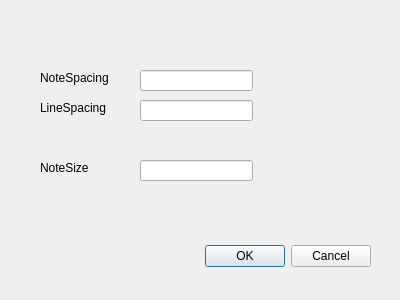
Before: the Qt Designer form qspreset.ui in scoreur/QS, drawn with Qt 5.
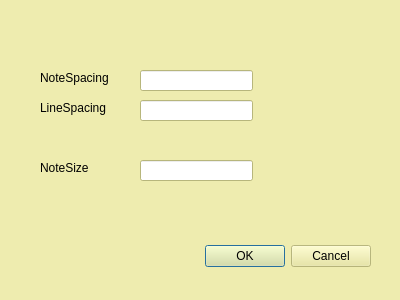
After: the same form once the commit is applied.

What changed in the file:
```diff
--- a/qspreset.ui
+++ b/qspreset.ui
@@ -10,6 +10,421 @@
     <height>300</height>
    </rect>
   </property>
+  <property name="palette">
+   <palette>
+    <active>
+     <colorrole role="WindowText">
+      <brush brushstyle="SolidPattern">
+       <color alpha="255">
+        <red>0</red>
+        <green>0</green>
+        <blue>0</blue>
+       </color>
+      </brush>
+     </colorrole>
+     <colorrole role="Button">
+      <brush brushstyle="SolidPattern">
+       <color alpha="194">
+        <red>232</red>
+        <green>230</green>
+        <blue>150</blue>
+       </color>
+      </brush>
+     </colorrole>
+     <colorrole role="Light">
+      <brush brushstyle="SolidPattern">
+       <color alpha="194">
+        <red>255</red>
+        <green>255</green>
+        <blue>255</blue>
+       </color>
+      </brush>
+     </colorrole>
+     <colorrole role="Midlight">
+      <brush brushstyle="SolidPattern">
+       <color alpha="194">
+        <red>243</red>
+        <green>242</green>
+        <blue>202</blue>
+       </color>
+      </brush>
+     </colorrole>
+     <colorrole role="Dark">
+      <brush brushstyle="SolidPattern">
+       <color alpha="194">
+        <red>116</red>
+        <green>115</green>
+        <blue>75</blue>
+       </color>
+      </brush>
+     </colorrole>
+     <colorrole role="Mid">
+      <brush brushstyle="SolidPattern">
+       <color alpha="194">
+        <red>155</red>
+        <green>153</green>
+        <blue>100</blue>
+       </color>
+      </brush>
+     </colorrole>
+     <colorrole role="Text">
+      <brush brushstyle="SolidPattern">
+       <color alpha="255">
+        <red>0</red>
+        <green>0</green>
+        <blue>0</blue>
+       </color>
+      </brush>
+     </colorrole>
+     <colorrole role="BrightText">
+      <brush brushstyle="SolidPattern">
+       <color alpha="255">
+        <red>255</red>
+        <green>255</green>
+        <blue>255</blue>
+       </color>
+      </brush>
+     </colorrole>
+     <colorrole role="ButtonText">
+      <brush brushstyle="SolidPattern">
+       <color alpha="255">
+        <red>0</red>
+        <green>0</green>
+        <blue>0</blue>
+       </color>
+      </brush>
+     </colorrole>
+     <colorrole role="Base">
+      <brush brushstyle="SolidPattern">
+       <color alpha="255">
+        <red>255</red>
+        <green>255</green>
+        <blue>255</blue>
+       </color>
+      </brush>
+     </colorrole>
+     <colorrole role="Window">
+      <brush brushstyle="SolidPattern">
+       <color alpha="194">
+        <red>232</red>
+        <green>230</green>
+        <blue>150</blue>
+       </color>
+      </brush>
+     </colorrole>
+     <colorrole role="Shadow">
+      <brush brushstyle="SolidPattern">
+       <color alpha="255">
+        <red>0</red>
+        <green>0</green>
+        <blue>0</blue>
+       </color>
+      </brush>
+     </colorrole>
+     <colorrole role="AlternateBase">
+      <brush brushstyle="SolidPattern">
+       <color alpha="224">
+        <red>243</red>
+        <green>242</green>
+        <blue>202</blue>
+       </color>
+      </brush>
+     </colorrole>
+     <colorrole role="ToolTipBase">
+      <brush brushstyle="SolidPattern">
+       <color alpha="255">
+        <red>255</red>
+        <green>255</green>
+        <blue>220</blue>
+       </color>
+      </brush>
+     </colorrole>
+     <colorrole role="ToolTipText">
+      <brush brushstyle="SolidPattern">
+       <color alpha="255">
+        <red>0</red>
+        <green>0</green>
+        <blue>0</blue>
+       </color>
+      </brush>
+     </colorrole>
+    </active>
+    <inactive>
+     <colorrole role="WindowText">
+      <brush brushstyle="SolidPattern">
+       <color alpha="255">
+        <red>0</red>
+        <green>0</green>
+        <blue>0</blue>
+       </color>
+      </brush>
+     </colorrole>
+     <colorrole role="Button">
+      <brush brushstyle="SolidPattern">
+       <color alpha="194">
+        <red>232</red>
+        <green>230</green>
+        <blue>150</blue>
+       </color>
+      </brush>
+     </colorrole>
+     <colorrole role="Light">
+      <brush brushstyle="SolidPattern">
+       <color alpha="194">
+        <red>255</red>
+        <green>255</green>
+        <blue>255</blue>
+       </color>
+      </brush>
+     </colorrole>
+     <colorrole role="Midlight">
+      <brush brushstyle="SolidPattern">
+       <color alpha="194">
+        <red>243</red>
+        <green>242</green>
+        <blue>202</blue>
+       </color>
+      </brush>
+     </colorrole>
+     <colorrole role="Dark">
+      <brush brushstyle="SolidPattern">
+       <color alpha="194">
+        <red>116</red>
+        <green>115</green>
+        <blue>75</blue>
+       </color>
+      </brush>
+     </colorrole>
+     <colorrole role="Mid">
+      <brush brushstyle="SolidPattern">
+       <color alpha="194">
+        <red>155</red>
+        <green>153</green>
+        <blue>100</blue>
+       </color>
+      </brush>
+     </colorrole>
+     <colorrole role="Text">
+      <brush brushstyle="SolidPattern">
+       <color alpha="255">
+        <red>0</red>
+        <green>0</green>
+        <blue>0</blue>
+       </color>
+      </brush>
+     </colorrole>
+     <colorrole role="BrightText">
+      <brush brushstyle="SolidPattern">
+       <color alpha="255">
+        <red>255</red>
+        <green>255</green>
+        <blue>255</blue>
+       </color>
+      </brush>
+     </colorrole>
+     <colorrole role="ButtonText">
+      <brush brushstyle="SolidPattern">
+       <color alpha="255">
+        <red>0</red>
+        <green>0</green>
+        <blue>0</blue>
+       </color>
+      </brush>
+     </colorrole>
+     <colorrole role="Base">
+      <brush brushstyle="SolidPattern">
+       <color alpha="255">
+        <red>255</red>
+        <green>255</green>
+        <blue>255</blue>
+       </color>
+      </brush>
+     </colorrole>
+     <colorrole role="Window">
+      <brush brushstyle="SolidPattern">
+       <color alpha="194">
+        <red>232</red>
+        <green>230</green>
+        <blue>150</blue>
+       </color>
+      </brush>
+     </colorrole>
+     <colorrole role="Shadow">
+      <brush brushstyle="SolidPattern">
+       <color alpha="255">
+        <red>0</red>
+        <green>0</green>
+        <blue>0</blue>
+       </color>
+      </brush>
+     </colorrole>
+     <colorrole role="AlternateBase">
+      <brush brushstyle="SolidPattern">
+       <color alpha="224">
+        <red>243</red>
+        <green>242</green>
+        <blue>202</blue>
+       </color>
+      </brush>
+     </colorrole>
+     <colorrole role="ToolTipBase">
+      <brush brushstyle="SolidPattern">
+       <color alpha="255">
+        <red>255</red>
+        <green>255</green>
+        <blue>220</blue>
+       </color>
+      </brush>
+     </colorrole>
+     <colorrole role="ToolTipText">
+      <brush brushstyle="SolidPattern">
+       <color alpha="255">
+        <red>0</red>
+        <green>0</green>
+        <blue>0</blue>
+       </color>
+      </brush>
+     </colorrole>
+    </inactive>
+    <disabled>
+     <colorrole role="WindowText">
+      <brush brushstyle="SolidPattern">
+       <color alpha="194">
+        <red>116</red>
+        <green>115</green>
+        <blue>75</blue>
+       </color>
+      </brush>
+     </colorrole>
+     <colorrole role="Button">
+      <brush brushstyle="SolidPattern">
+       <color alpha="194">
+        <red>232</red>
+        <green>230</green>
+        <blue>150</blue>
+       </color>
+      </brush>
+     </colorrole>
+     <colorrole role="Light">
+      <brush brushstyle="SolidPattern">
+       <color alpha="194">
+        <red>255</red>
+        <green>255</green>
+        <blue>255</blue>
+       </color>
+      </brush>
+     </colorrole>
+     <colorrole role="Midlight">
+      <brush brushstyle="SolidPattern">
+       <color alpha="194">
+        <red>243</red>
+        <green>242</green>
+        <blue>202</blue>
+       </color>
+      </brush>
+     </colorrole>
+     <colorrole role="Dark">
+      <brush brushstyle="SolidPattern">
+       <color alpha="194">
+        <red>116</red>
+        <green>115</green>
+        <blue>75</blue>
+       </color>
+      </brush>
+     </colorrole>
+     <colorrole role="Mid">
+      <brush brushstyle="SolidPattern">
+       <color alpha="194">
+        <red>155</red>
+        <green>153</green>
+        <blue>100</blue>
+       </color>
+      </brush>
+     </colorrole>
+     <colorrole role="Text">
+      <brush brushstyle="SolidPattern">
+       <color alpha="194">
+        <red>116</red>
+        <green>115</green>
+        <blue>75</blue>
+       </color>
+      </brush>
+     </colorrole>
+     <colorrole role="BrightText">
+      <brush brushstyle="SolidPattern">
+       <color alpha="255">
+        <red>255</red>
+        <green>255</green>
+        <blue>255</blue>
+       </color>
+      </brush>
+     </colorrole>
+     <colorrole role="ButtonText">
+      <brush brushstyle="SolidPattern">
+       <color alpha="194">
+        <red>116</red>
+        <green>115</green>
+        <blue>75</blue>
+       </color>
+      </brush>
+     </colorrole>
+     <colorrole role="Base">
+      <brush brushstyle="SolidPattern">
+       <color alpha="194">
+        <red>232</red>
+        <green>230</green>
+        <blue>150</blue>
+       </color>
+      </brush>
+     </colorrole>
+     <colorrole role="Window">
+      <brush brushstyle="SolidPattern">
+       <color alpha="194">
+        <red>232</red>
+        <green>230</green>
+        <blue>150</blue>
+       </color>
+      </brush>
+     </colorrole>
+     <colorrole role="Shadow">
+      <brush brushstyle="SolidPattern">
+       <color alpha="255">
+        <red>0</red>
+        <green>0</green>
+        <blue>0</blue>
+       </color>
+      </brush>
+     </colorrole>
+     <colorrole role="AlternateBase">
+      <brush brushstyle="SolidPattern">
+       <color alpha="194">
+        <red>232</red>
+        <green>230</green>
+        <blue>150</blue>
+       </color>
+      </brush>
+     </colorrole>
+     <colorrole role="ToolTipBase">
+      <brush brushstyle="SolidPattern">
+       <color alpha="255">
+        <red>255</red>
+        <green>255</green>
+        <blue>220</blue>
+       </color>
+      </brush>
+     </colorrole>
+     <colorrole role="ToolTipText">
+      <brush brushstyle="SolidPattern">
+       <color alpha="255">
+        <red>0</red>
+        <green>0</green>
+        <blue>0</blue>
+       </color>
+      </brush>
+     </colorrole>
+    </disabled>
+   </palette>
+  </property>
   <property name="windowTitle">
    <string>Dialog</string>
   </property>
```
